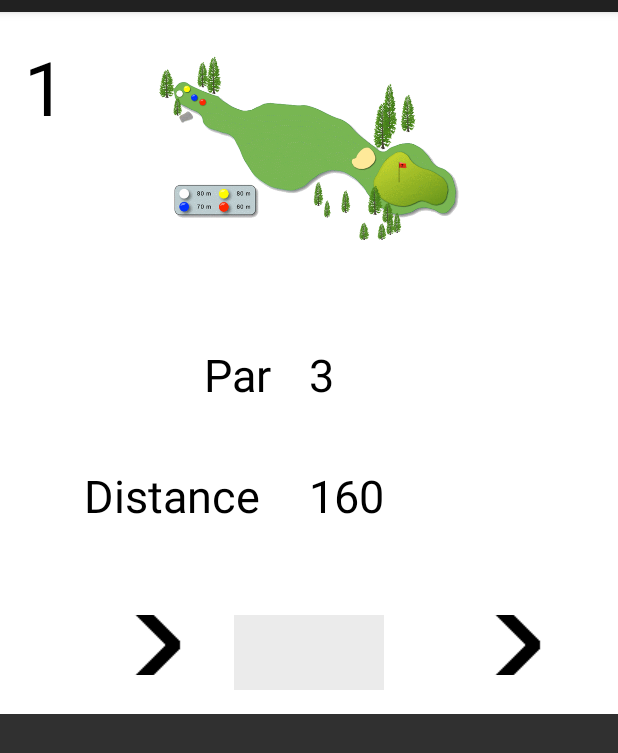
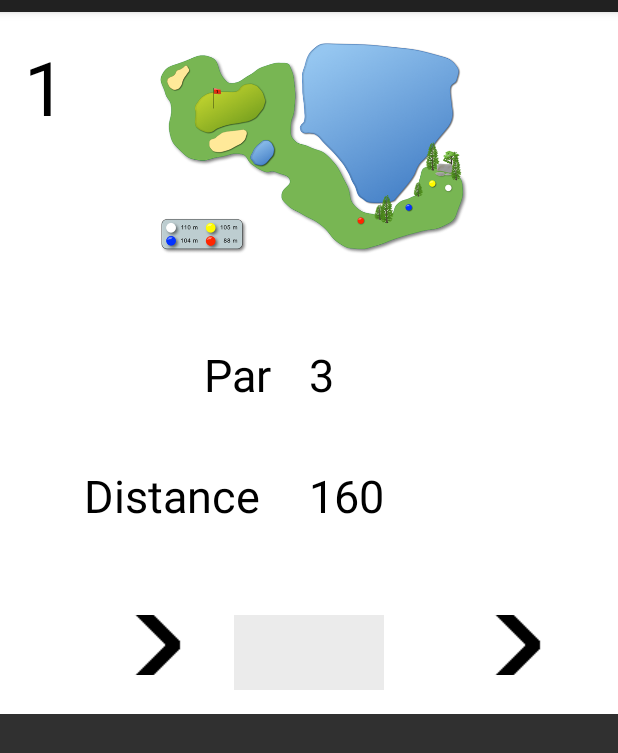
Before and after one commit to maxczd/application_GolfTracker, an Android app: the CourseActivity screen opened directly, with no data from a screen before it, on a phone screen of 412 x 824 dp. Shown: the top 753 px of the screen. Run offline under Robolectric (Android 15) with nearby library versions, the phone set to English and light mode, and no system bars; network calls fail.

Commit message:
le parcours se génère avec toutes les photos et infos sur chaque trou

```diff
--- a/PROJETGOLF/app/src/main/java/com/cazade/golf/projetgolf/CourseActivity.java
+++ b/PROJETGOLF/app/src/main/java/com/cazade/golf/projetgolf/CourseActivity.java
@@ -1,5 +1,6 @@
 package com.cazade.golf.projetgolf;
 
+import android.content.Intent;
 import android.net.Uri;
 import android.os.Bundle;
 import android.support.v4.app.Fragment;
@@ -37,7 +38,7 @@ public class CourseActivity extends AppCompatActivity implements HoleFragment.On
     protected void onCreate(Bundle savedInstanceState) {
         super.onCreate(savedInstanceState);
         setContentView(R.layout.activity_course);
-
+        Intent intent = getIntent();
         Toolbar toolbar = (Toolbar) findViewById(R.id.toolbar);
         setSupportActionBar(toolbar);
         // Create the adapter that will return a fragment for each of the three
@@ -128,15 +129,15 @@ public class CourseActivity extends AppCompatActivity implements HoleFragment.On
             // getItem is called to instantiate the fragment for the given page.
             // Return a PlaceholderFragment (defined as a static inner class below).
             switch(position){
-                case 0: return HoleFragment.newInstance("1","3", "160");
-                case 1 : return HoleFragment.newInstance("2","4", "240");
-                case 2 : return HoleFragment.newInstance("3","4", "240");
-                case 3 : return HoleFragment.newInstance("4","4", "240");
-                case 4 : return HoleFragment.newInstance("5","4", "240");
-                case 5 : return HoleFragment.newInstance("6","4", "240");
-                case 6 : return HoleFragment.newInstance("7","4", "240");
-                case 7 : return HoleFragment.newInstance("8","4", "240");
-                case 8 : return HoleFragment.newInstance("9","4", "240");
+                case 0: return HoleFragment.newInstance("1","3", "160", "hole1");
+                case 1 : return HoleFragment.newInstance("2","3", "160m", "hole2");
+                case 2 : return HoleFragment.newInstance("3","3", "125m", "hole3");
+                case 3 : return HoleFragment.newInstance("4","3", "90m", "hole4");
+                case 4 : return HoleFragment.newInstance("5","3", "150m", "hole5");
+                case 5 : return HoleFragment.newInstance("6","3", "155", "hole6");
+                case 6 : return HoleFragment.newInstance("7","3", "80m", "hole7");
+                case 7 : return HoleFragment.newInstance("8","3", "150m", "hole8");
+                case 8 : return HoleFragment.newInstance("9","3", "120m", "hole9");
             }
             return null;
         }
--- a/PROJETGOLF/app/src/main/java/com/cazade/golf/projetgolf/UserNavActivity.java
+++ b/PROJETGOLF/app/src/main/java/com/cazade/golf/projetgolf/UserNavActivity.java
@@ -10,6 +10,7 @@ import android.support.v4.app.FragmentManager;
 import android.support.v4.app.FragmentTransaction;
 import android.support.v7.app.AppCompatActivity;
 import android.view.MenuItem;
+import android.view.View;
 import android.widget.TextView;
 
 import layout.DashBoardFragment;
@@ -88,4 +89,9 @@ public class UserNavActivity extends AppCompatActivity implements ProfileFragmen
     public void onFragmentInteraction(Uri uri) {
 
     }
+
+    public void goCourse(View v){
+        Intent intent = new Intent(UserNavActivity.this, CourseActivity.class);
+        startActivity(intent);
+    }
 }
--- a/PROJETGOLF/app/src/main/java/layout/HoleFragment.java
+++ b/PROJETGOLF/app/src/main/java/layout/HoleFragment.java
@@ -1,13 +1,14 @@
 package layout;
 
 import android.content.Context;
+import android.content.res.Resources;
 import android.net.Uri;
 import android.os.Bundle;
+import android.support.v4.app.Fragment;
 import android.view.LayoutInflater;
 import android.view.View;
 import android.view.ViewGroup;
-
-import android.support.v4.app.Fragment;
+import android.widget.ImageView;
 import android.widget.TextView;
 
 import com.cazade.golf.projetgolf.R;
@@ -19,25 +20,29 @@ public class HoleFragment extends Fragment {
     private static final String ARG_PARAM1 = "param1";
     private static final String ARG_PARAM2 = "param2";
     private static final String ARG_PARAM3 = "param3";
+    private static final String ARG_PARAM4 = "param4";
 
     // TODO: Rename and change types of parameters
     private String mParam1;
     private String mParam2;
     private String mParam3;
+    private String mParam4;
 
     TextView holeText, parText, distanceText;
+    ImageView carte;
 
     private OnFragmentInteractionListener mListener;
 
     public HoleFragment() {
         // Required empty public constructor
     }
-    public static HoleFragment newInstance(String param1, String param2, String param3) {
+    public static HoleFragment newInstance(String param1, String param2, String param3, String param4) {
         HoleFragment fragment = new HoleFragment();
         Bundle args = new Bundle();
         args.putString(ARG_PARAM1, param1);
         args.putString(ARG_PARAM2, param2);
         args.putString(ARG_PARAM3, param3);
+        args.putString(ARG_PARAM4, param4);
         fragment.setArguments(args);
         return fragment;
     }
@@ -50,6 +55,7 @@ public class HoleFragment extends Fragment {
                 mParam1 = getArguments().getString(ARG_PARAM1);
                 mParam2 = getArguments().getString(ARG_PARAM2);
                 mParam3 = getArguments().getString(ARG_PARAM3);
+                mParam4 = getArguments().getString(ARG_PARAM4);
             }
         }
     }
@@ -65,6 +71,13 @@ public class HoleFragment extends Fragment {
         parText.setText(mParam2);
         distanceText = (TextView) v.findViewById(R.id.distanceText);
         distanceText.setText(mParam3);
+        carte = (ImageView) v.findViewById(R.id.imageViewCarte);
+        Resources res = getResources();
+        String mDrawableName = mParam4;
+        System.out.println(mDrawableName);
+        int resID = res.getIdentifier(mDrawableName , "drawable", getActivity().getPackageName());
+        System.out.println(resID);
+        carte.setImageResource(resID);
         return v;
     }
 
--- a/PROJETGOLF/app/src/main/res/layout/fragment_dash_board.xml
+++ b/PROJETGOLF/app/src/main/res/layout/fragment_dash_board.xml
@@ -52,7 +52,8 @@
                 android:layout_height="wrap_content"
                 android:id="@+id/signUpB"
                 android:layout_marginTop="20dp"
-                android:background="@drawable/new_play_button" />
+                android:background="@drawable/new_play_button"
+                android:onClick="goCourse"/>
 
         </LinearLayout>
 
--- a/PROJETGOLF/app/src/main/res/layout/fragment_hole.xml
+++ b/PROJETGOLF/app/src/main/res/layout/fragment_hole.xml
@@ -33,11 +33,10 @@
                 android:textSize="50dp" />
 
             <ImageView
-                android:id="@+id/imageView"
+                android:id="@+id/imageViewCarte"
                 android:layout_width="321dp"
                 android:layout_height="165dp"
-                android:background="#ffffff"
-                app:srcCompat="@drawable/cartehole" />
+                android:background="#ffffff" />
         </LinearLayout>
 
         <LinearLayout
```
Also changed, not shown: PROJETGOLF/app/src/main/res/drawable/cartehole.png (deleted), PROJETGOLF/app/src/main/res/drawable/hole1.png (added), PROJETGOLF/app/src/main/res/drawable/hole2.png (added), PROJETGOLF/app/src/main/res/drawable/hole3.png (added), PROJETGOLF/app/src/main/res/drawable/hole4.png (added), PROJETGOLF/app/src/main/res/drawable/hole5.png (added), PROJETGOLF/app/src/main/res/drawable/hole6.png (added), PROJETGOLF/app/src/main/res/drawable/hole7.png (added), PROJETGOLF/app/src/main/res/drawable/hole8.png (added), PROJETGOLF/app/src/main/res/drawable/hole9.png (added).
